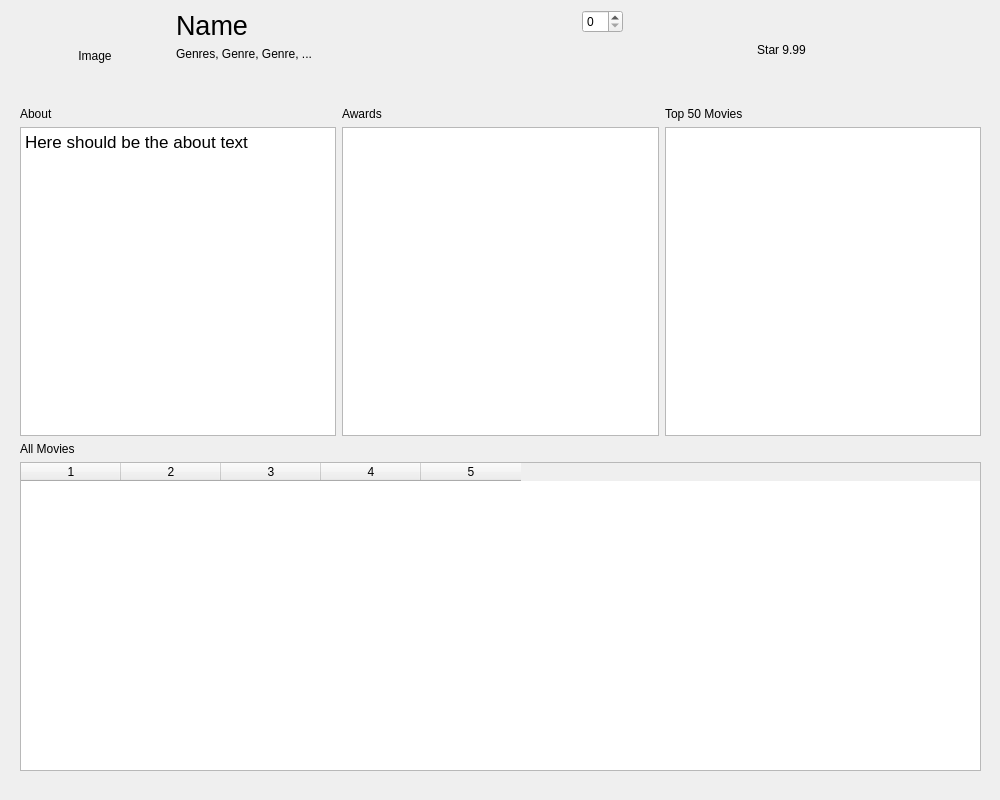
Before: the Qt Designer form Layouts/detail.ui in snakept/imdb_software_actors, drawn with Qt 5.
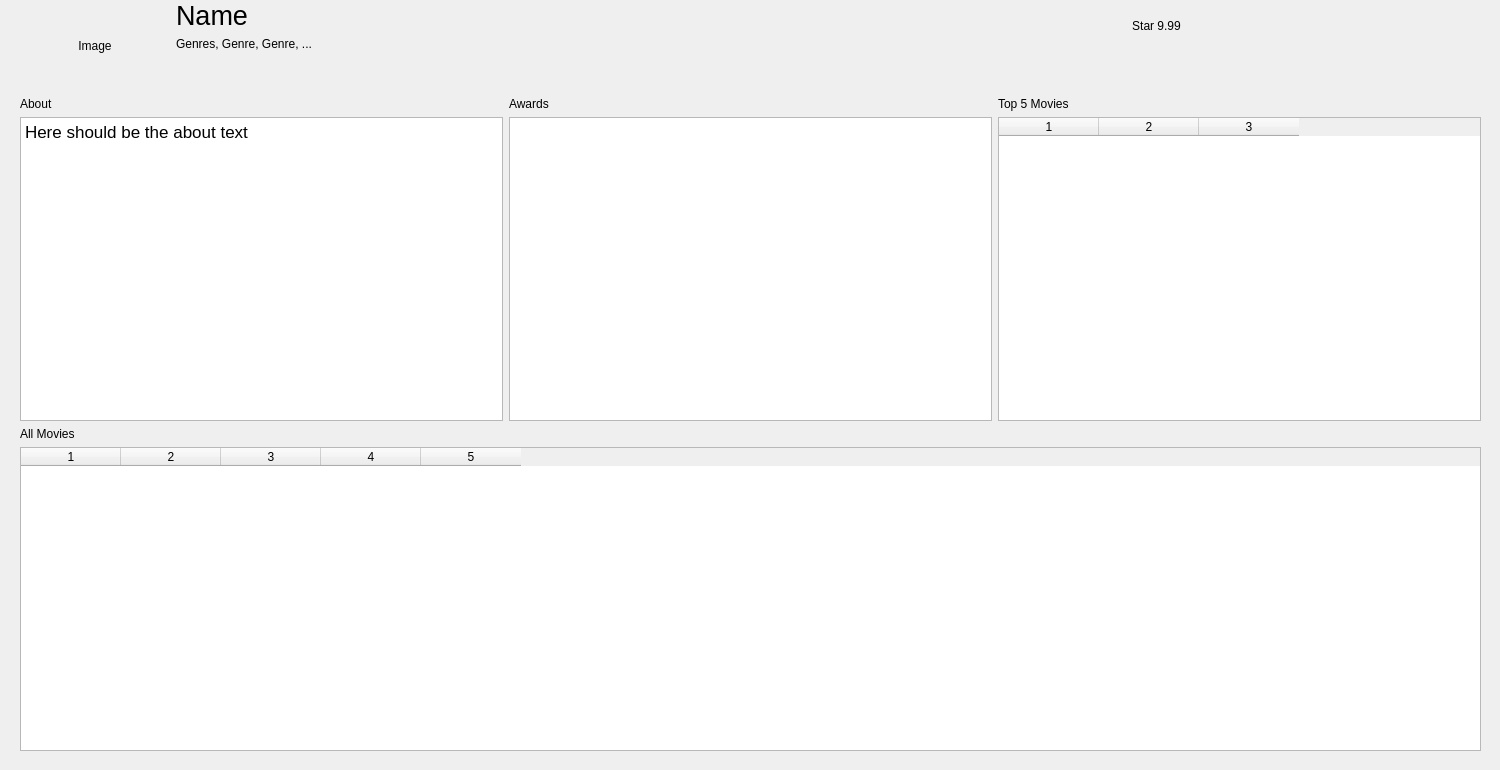
After: the same form once the commit is applied.

Commit message: - updated views - updated threads for handling all functions TODO awards respective to year

What changed in the file:
```diff
--- a/Layouts/detail.ui
+++ b/Layouts/detail.ui
@@ -6,8 +6,8 @@
    <rect>
     <x>0</x>
     <y>0</y>
-    <width>1000</width>
-    <height>800</height>
+    <width>1500</width>
+    <height>770</height>
    </rect>
   </property>
   <property name="sizePolicy">
@@ -16,6 +16,18 @@
     <verstretch>0</verstretch>
    </sizepolicy>
   </property>
+  <property name="minimumSize">
+   <size>
+    <width>1500</width>
+    <height>770</height>
+   </size>
+  </property>
+  <property name="maximumSize">
+   <size>
+    <width>1500</width>
+    <height>770</height>
+   </size>
+  </property>
   <property name="windowTitle">
    <string>Form</string>
   </property>
@@ -23,9 +35,9 @@
    <property name="geometry">
     <rect>
      <x>20</x>
-     <y>10</y>
-     <width>961</width>
-     <height>761</height>
+     <y>0</y>
+     <width>1461</width>
+     <height>751</height>
     </rect>
    </property>
    <layout class="QVBoxLayout" name="verticalLayout">
@@ -103,22 +115,6 @@
       </item>
       <item>
        <layout class="QVBoxLayout" name="verticalLayout_3">
-        <item>
-         <widget class="QSpinBox" name="spinBox">
-          <property name="sizePolicy">
-           <sizepolicy hsizetype="Fixed" vsizetype="Fixed">
-            <horstretch>0</horstretch>
-            <verstretch>0</verstretch>
-           </sizepolicy>
-          </property>
-          <property name="layoutDirection">
-           <enum>Qt::LeftToRight</enum>
-          </property>
-          <property name="alignment">
-           <set>Qt::AlignJustify|Qt::AlignVCenter</set>
-          </property>
-         </widget>
-        </item>
         <item>
          <widget class="QLabel" name="avRatingLabel">
           <property name="layoutDirection">
@@ -192,7 +188,11 @@
          </widget>
         </item>
         <item>
-         <widget class="QListView" name="awardsListView"/>
+         <widget class="QTextEdit" name="awardsText">
+          <property name="readOnly">
+           <bool>true</bool>
+          </property>
+         </widget>
         </item>
        </layout>
       </item>
@@ -201,12 +201,22 @@
         <item>
          <widget class="QLabel" name="topMoviesLabel">
           <property name="text">
-           <string>Top 50 Movies</string>
+           <string>Top 5 Movies</string>
           </property>
          </widget>
         </item>
         <item>
-         <widget class="QListWidget" name="topMoviesListWidget"/>
+         <widget class="QTableWidget" name="topMoviesTable">
+          <property name="editTriggers">
+           <set>QAbstractItemView::NoEditTriggers</set>
+          </property>
+          <property name="columnCount">
+           <number>3</number>
+          </property>
+          <column/>
+          <column/>
+          <column/>
+         </widget>
         </item>
        </layout>
       </item>
```
Left out of the diff: 3 changed lines with no effect on the pictures. The commit also changes 8 other files.
